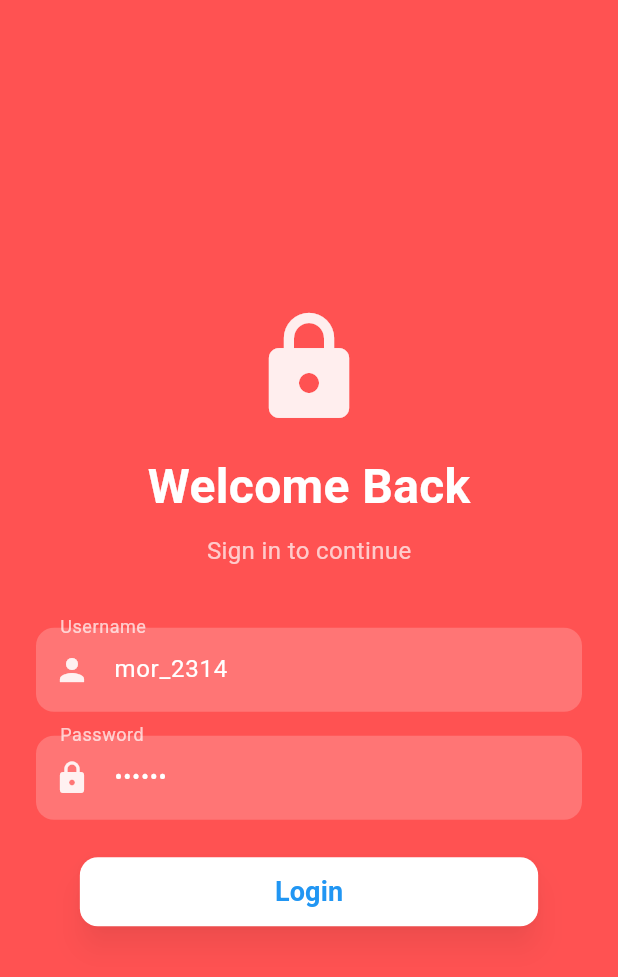
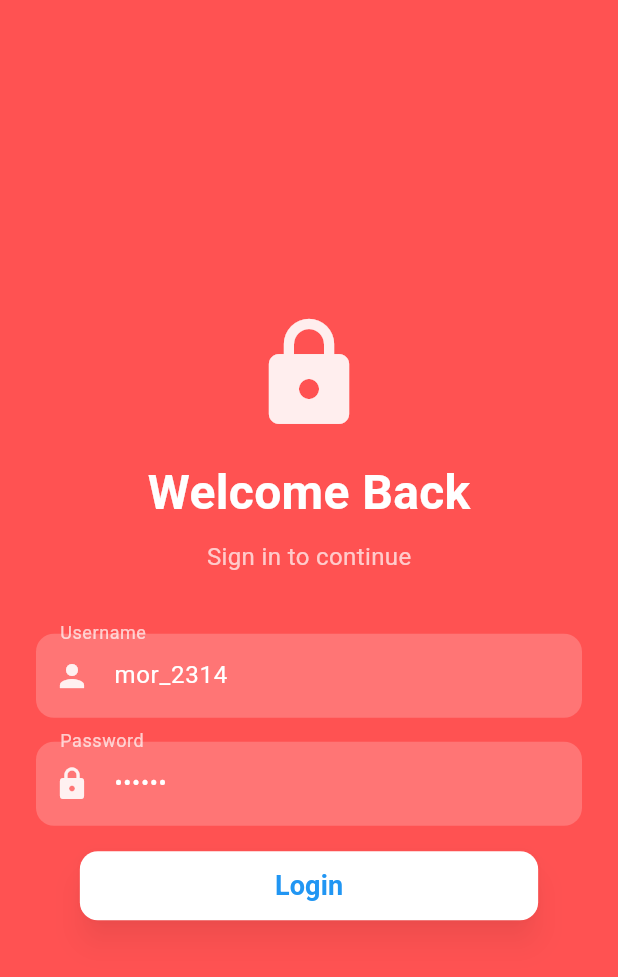
Before and after one commit to Sathishkumarg22/product-manager, a Flutter app: the screen it shows after launch, on a phone screen of 412 x 824 dp. Shown: the top 977 px of the screen. Run offline on Flutter 3.47's test engine with Material 3 defaults, Android fonts, the phone set to English and light mode, and no system bars; our stand-ins replace dio, equatable, flutter_bloc, shared_preferences.

Commit message:
[Feature] - Some corrections did with Test cases for CRUD and list products done!

```diff
--- a/lib/blocs/product/product_state.dart
+++ b/lib/blocs/product/product_state.dart
@@ -30,7 +30,7 @@ class ProductLoaded extends ProductState {
 class ProductError extends ProductState {
   final String message;
 
-  const ProductError({required this.message});
+  const ProductError({required this.message, required String error});
 
   @override
   List<Object> get props => [message];
--- /dev/null
+++ b/lib/core/AppString.dart
@@ -0,0 +1,5 @@
+class Appstring {
+  static const String appName = "MyApp";
+  static const String welcomeMessage = "Welcome to MyApp!";
+  static const String loginButton = "Login";
+}
--- a/lib/core/Constant.dart
+++ b/lib/core/Constant.dart
@@ -20,4 +20,21 @@ class Constants {
   // Durations
   static const Duration animationDuration = Duration(milliseconds: 300);
 
+  // numbers
+  static const double number1 = 1.0;
+  static const double number2 = 2.0;
+  static const double number3 = 3.0;
+  static const double number5 = 5.0;
+  static const double number6 = 6.0;
+  static const double number7 = 7.0;
+  static const double number8 = 8.0;
+  static const double number10 = 10.0;
+  static const double number12 = 12.0;
+  static const double number15 = 15.0;
+  static const double number16 = 16.0;
+  static const double number20 = 20.0;
+  static const double number24 = 24.0;
+  static const double number30 = 30.0;
+  static const double number40 = 40.0;
+
 }
--- a/lib/repositories/product_repository.dart
+++ b/lib/repositories/product_repository.dart
@@ -4,7 +4,8 @@ import 'package:demo/services/api_url.dart';
 import 'package:dio/dio.dart';
 
 class ProductRepository {
-  final ApiService apiService = ApiService();
+  final ApiService apiService;
+  ProductRepository({Dio? dio}) : apiService = ApiService(dio: dio);
 
   Future<List<Product>> getProducts() async {
     try {
--- a/lib/services/api_service.dart
+++ b/lib/services/api_service.dart
@@ -8,8 +8,8 @@ class ApiService {
     validateStatus: (status) => status! < 500,
   ));
 
-  ApiService() {
-    dio.interceptors.add(InterceptorsWrapper(
+  ApiService({Dio? dio}) {
+    dio?.interceptors.add(InterceptorsWrapper(
       onRequest: (options, handler) async {
         if (!options.path.contains(ApiUrl.login)) {
           final token = await StorageService().getToken();
--- a/lib/ui/screens/login_screen.dart
+++ b/lib/ui/screens/login_screen.dart
@@ -1,4 +1,5 @@
 import 'package:demo/core/Colors.dart';
+import 'package:demo/core/Constant.dart';
 import 'package:demo/ui/widgets/loginForm.dart';
 import 'package:demo/ui/widgets/loginHeader.dart';
 import 'package:flutter/material.dart';
@@ -27,12 +28,12 @@ class LoginScreen extends StatelessWidget {
             },
             child: Center(
               child: SingleChildScrollView(
-                padding: const EdgeInsets.symmetric(horizontal: 24.0),
+                padding: const EdgeInsets.symmetric(horizontal: Constants.number24),
                 child: Column(
                   mainAxisAlignment: MainAxisAlignment.center,
                   children: [
                     const LoginHeader(),
-                    const SizedBox(height: 40),
+                    const SizedBox(height: Constants.number40),
                     LoginForm(),
                   ],
                 ),
--- a/lib/ui/widgets/loginForm.dart
+++ b/lib/ui/widgets/loginForm.dart
@@ -1,6 +1,7 @@
 import 'package:demo/blocs/auth/auth_bloc.dart';
 import 'package:demo/blocs/auth/auth_event.dart';
 import 'package:demo/blocs/auth/auth_state.dart';
+import 'package:demo/core/Constant.dart';
 import 'package:demo/ui/widgets/animatedLoginButton.dart';
 import 'package:demo/ui/widgets/animatedTextField.dart';
 import 'package:flutter/material.dart';
@@ -55,7 +56,7 @@ class LoginFormState extends State<LoginForm>
             icon: Icons.person,
             delay: const Duration(milliseconds: 200),
           ),
-          const SizedBox(height: 16),
+          const SizedBox(height: Constants.number16),
           AnimatedTextField(
             controller: passwordController,
             label: 'Password',
@@ -63,7 +64,7 @@ class LoginFormState extends State<LoginForm>
             obscureText: true,
             delay: const Duration(milliseconds: 400),
           ),
-          const SizedBox(height: 24),
+          const SizedBox(height: Constants.number16),
           BlocBuilder<AuthBloc, AuthState>(
             builder: (context, state) {
               return AnimatedLoginButton(
--- a/lib/ui/widgets/productList.dart
+++ b/lib/ui/widgets/productList.dart
@@ -1,6 +1,7 @@
 import 'package:demo/blocs/product/product_bloc.dart';
 import 'package:demo/blocs/product/product_event.dart';
 import 'package:demo/blocs/product/product_state.dart';
+import 'package:demo/core/Constant.dart';
 import 'package:demo/ui/widgets/animatedProductCard.dart';
 import 'package:demo/ui/widgets/emptyState.dart';
 import 'package:demo/ui/widgets/errorState.dart';
@@ -77,7 +78,7 @@ class _ProductListState extends State<ProductList>
                 );
               }
               return ListView.builder(
-                padding: const EdgeInsets.all(16.0),
+                padding: const EdgeInsets.all(Constants.number16),
                 itemCount: state.products.length,
                 itemBuilder: (context, index) {
                   final product = state.products[index];
```
Also changed, not shown: lib/blocs/product/product_bloc.dart (+5 -5 lines), lib/ui/screens/product_form_screen.dart (+10 -9 lines), pubspec.yaml (+5 -3 lines), pubspec.lock, 4 other files.
